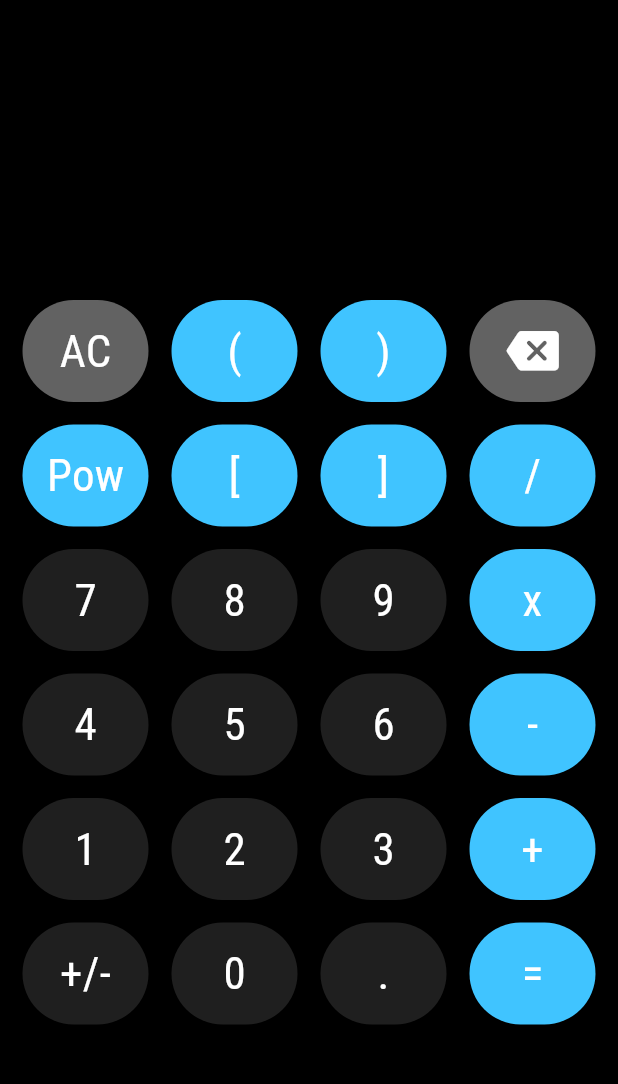
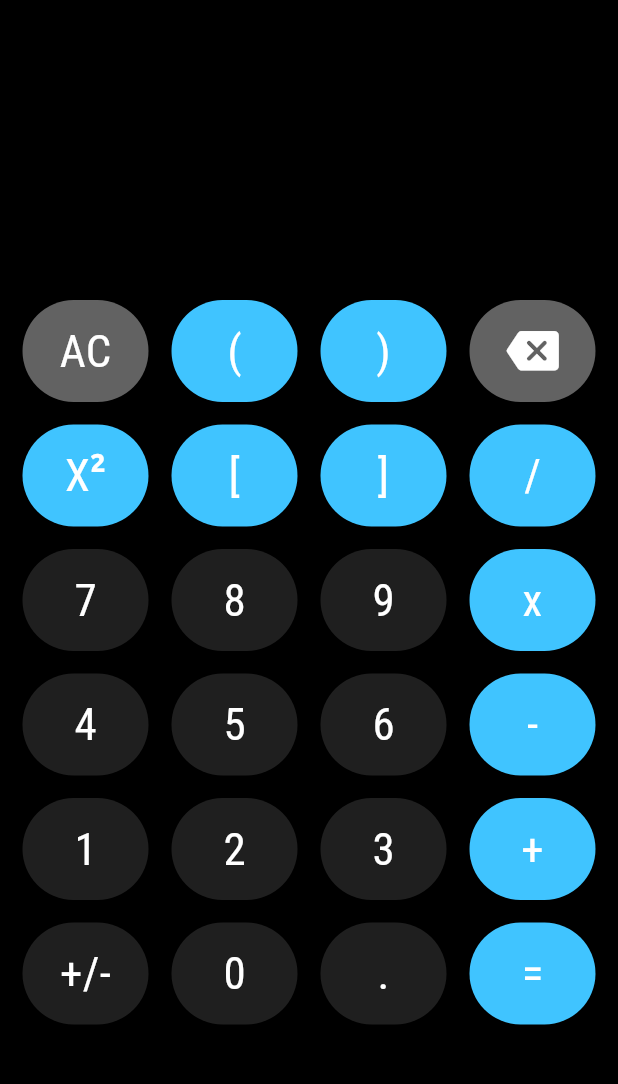
Before and after one commit to Gabrielz6797/Moviles-II-2023-Gabriel-Zuniga, a Flutter app: the screen it shows after launch, item 2 of the bottom bar chosen, after a tap on "AC", on a phone screen of 412 x 824 dp, the part 84-1168 px from its top. Run offline on Flutter 3.47's test engine with Material 2 defaults, Android fonts, the phone set to English and light mode, and no system bars; project files that could hold a hidden picture were left out.

Commit message:
Fraction Pow function implemented

```diff
--- a/Tarea 02. Calculadora/calculator_app/lib/presentation/screen/calculator_screen.dart
+++ b/Tarea 02. Calculadora/calculator_app/lib/presentation/screen/calculator_screen.dart
@@ -90,13 +90,19 @@ class _CalculatorScreenState extends State<CalculatorScreen> {
           textSpans.add(const TextSpan(text: '/'));
           break;
         case '=':
+          if (bigScreen != '') {
             try {
               calculateResult();
+            } on RangeError {
+              smallScreen = 'Error: Internal error occurred';
             } catch (e) {
               if (e.toString().split('Exception: ')[1] !=
                   'Expression can not be empty') {
                 smallScreen = 'Error: ${e.toString().split("Exception: ")[1]}';
               }
+            }
+          } else {
+            smallScreen = '';
           }
           break;
         case '.':
@@ -181,7 +187,7 @@ class _CalculatorScreenState extends State<CalculatorScreen> {
 
   void checkPow() {
     waitingForPow = false;
-    List<String> tokens = [];
+    List<dynamic> tokens = [];
     while (bigScreen != "" &&
         num.tryParse(bigScreen[bigScreen.length - 1]) != null) {
       tokens.add(bigScreen[bigScreen.length - 1]);
@@ -197,11 +203,24 @@ class _CalculatorScreenState extends State<CalculatorScreen> {
     bigScreen = bigScreen.substring(0, bigScreen.length - 1);
     textSpans.removeLast();
 
+    bool isInsideBrackets = false;
+
+    if (bigScreen[bigScreen.length - 1] == "]") {
+      isInsideBrackets = true;
+      bigScreen = bigScreen.substring(0, bigScreen.length - 1);
+    }
+
     while (bigScreen != "" &&
-        num.tryParse(bigScreen[bigScreen.length - 1]) != null) {
+            (num.tryParse(bigScreen[bigScreen.length - 1]) != null) ||
+        isInsideBrackets) {
       tokens.add(bigScreen[bigScreen.length - 1]);
       bigScreen = bigScreen.substring(0, bigScreen.length - 1);
+      if (!isInsideBrackets) textSpans.removeLast();
+      if (bigScreen != "" && bigScreen[bigScreen.length - 1] == "[") {
+        isInsideBrackets = false;
+        bigScreen = bigScreen.substring(0, bigScreen.length - 1);
         textSpans.removeLast();
+      }
     }
     String num1 = "";
     while (tokens.isNotEmpty) {
@@ -209,8 +228,18 @@ class _CalculatorScreenState extends State<CalculatorScreen> {
       num1 = num1 + token;
     }
 
-    bigScreen =
-        '$bigScreen${int.parse(num1).toFraction().pow(int.parse(num2))}';
+    dynamic parsedNum1 = 0;
+
+    try {
+      parsedNum1 = double.parse(num1);
+    } catch (e) {
+      parsedNum1 = num1.toFraction();
+    }
+
+    bigScreen = parsedNum1 is double
+        ? '$bigScreen${double.parse(num1).toFraction().pow(int.parse(num2))}'
+        : '$bigScreen${num1.toFraction().pow(int.parse(num2))}';
+
     textSpans.add(
       TextSpan(
         children: [
@@ -336,7 +365,8 @@ class _CalculatorScreenState extends State<CalculatorScreen> {
                   mainAxisAlignment: MainAxisAlignment.spaceBetween,
                   children: [
                     CalculatorBtn(
-                      text: "Pow",
+                      sups: "2",
+                      text: "X",
                       backgroundColor: Colors.lightBlueAccent,
                       onPressed: () => onPress("Pow"),
                     ),
@@ -478,12 +508,14 @@ class _CalculatorScreenState extends State<CalculatorScreen> {
 
 class CalculatorBtn extends StatelessWidget {
   final IconData? icon;
+  final String? sups;
   final String text;
   final Color backgroundColor;
   final VoidCallback? onPressed;
 
   const CalculatorBtn({
     this.icon,
+    this.sups = '',
     this.text = '',
     required this.backgroundColor,
     this.onPressed,
@@ -505,6 +537,31 @@ class CalculatorBtn extends StatelessWidget {
         ),
         child: (icon != null)
             ? Icon(icon, size: 35, color: Colors.white)
+            : (sups != '')
+                ? RichText(
+                    text: TextSpan(
+                      style: const TextStyle(
+                        color: Colors.white,
+                        fontFamily: 'RobotoCondensed',
+                        fontWeight: FontWeight.w500,
+                        fontSize: 30,
+                      ),
+                      children: <TextSpan>[
+                        TextSpan(
+                          text: text,
+                        ),
+                        TextSpan(
+                          text: sups,
+                          style: const TextStyle(
+                            fontFamily: 'Ubuntu',
+                            fontFeatures: [
+                              FontFeature.enable('sups'),
+                            ],
+                          ),
+                        ),
+                      ],
+                    ),
+                  )
                 : Text(
                     text,
                     style: const TextStyle(
```
Lines whose indentation alone changed are shown as unchanged.
